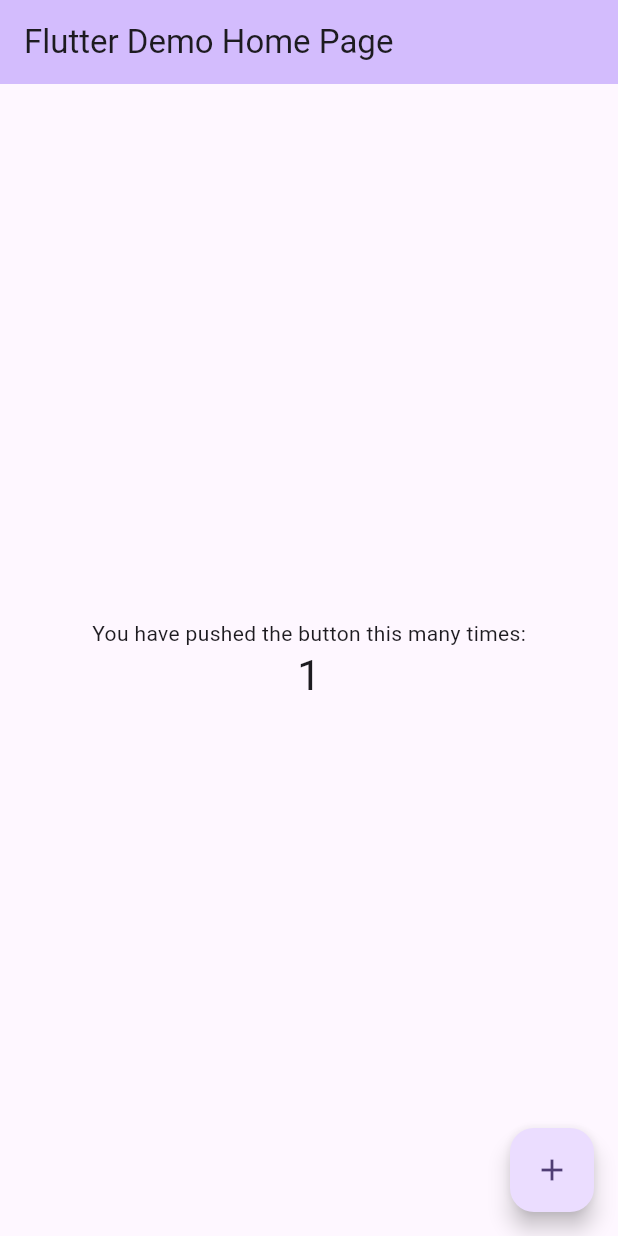
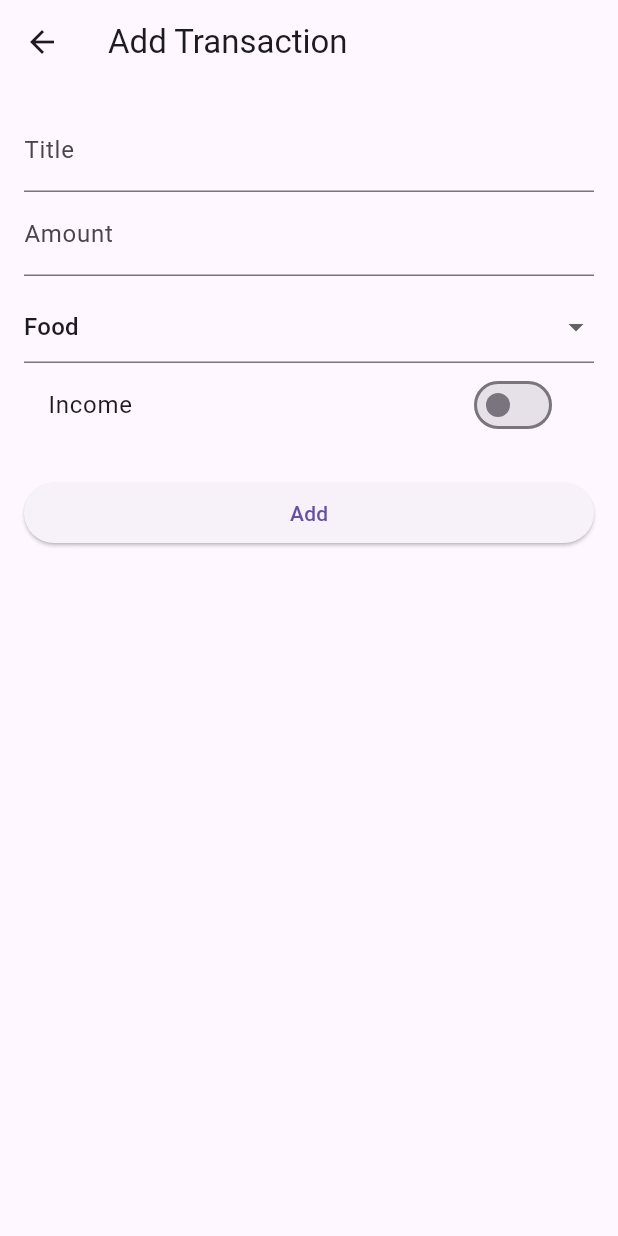
Before and after one commit to Ritesh-1310/Smart-Expense-Tracker-App, a Flutter app: the screen it shows after launch, after a tap on the "add" icon, on a phone screen of 412 x 824 dp. Run offline on Flutter 3.47's test engine with Material 3 defaults, Android fonts, the light colour scheme and no system bars; our stand-ins replace csv, flutter_riverpod, share_plus, sqflite, syncfusion_flutter_charts; accounts and stored records are empty.

Commit message:
feat: create HomeScreen, AddTransactionScreen, ExpenseChart UI, budget management, CSV export, and theme toggle in popup menu

```diff
--- a/analysis_options.yaml
+++ b/analysis_options.yaml
@@ -23,6 +23,8 @@ linter:
   rules:
     # avoid_print: false  # Uncomment to disable the `avoid_print` rule
     # prefer_single_quotes: true  # Uncomment to enable the `prefer_single_quotes` rule
+    avoid_print: true
+    prefer_const_constructors: true
 
 # Additional information about this file can be found at
 # https://dart.dev/guides/language/analysis-options
--- a/lib/main.dart
+++ b/lib/main.dart
@@ -1,122 +1,30 @@
 import 'package:flutter/material.dart';
+import 'package:flutter_riverpod/flutter_riverpod.dart';
+import 'screens/home_screen.dart';
 
 void main() {
-  runApp(const MyApp());
+  runApp(const ProviderScope(child: MyApp()));
 }
 
-class MyApp extends StatelessWidget {
+class MyApp extends StatefulWidget {
   const MyApp({super.key});
 
-  // This widget is the root of your application.
+  @override
+  State<MyApp> createState() => _MyAppState();
+}
+
+class _MyAppState extends State<MyApp> {
+  bool _darkMode = false;
+
   @override
   Widget build(BuildContext context) {
     return MaterialApp(
-      title: 'Flutter Demo',
-      theme: ThemeData(
-        // This is the theme of your application.
-        //
-        // TRY THIS: Try running your application with "flutter run". You'll see
-        // the application has a purple toolbar. Then, without quitting the app,
-        // try changing the seedColor in the colorScheme below to Colors.green
-        // and then invoke "hot reload" (save your changes or press the "hot
-        // reload" button in a Flutter-supported IDE, or press "r" if you used
-        // the command line to start the app).
-        //
-        // Notice that the counter didn't reset back to zero; the application
-        // state is not lost during the reload. To reset the state, use hot
-        // restart instead.
-        //
-        // This works for code too, not just values: Most code changes can be
-        // tested with just a hot reload.
-        colorScheme: ColorScheme.fromSeed(seedColor: Colors.deepPurple),
-      ),
-      home: const MyHomePage(title: 'Flutter Demo Home Page'),
+      debugShowCheckedModeBanner: false,
+      title: 'Smart Expense Tracker',
+      theme: _darkMode ? ThemeData.dark() : ThemeData(primarySwatch: Colors.teal),
+      home: HomeScreen(onToggleTheme: () {
+        setState(() => _darkMode = !_darkMode);
+      }),
     );
   }
 }
-
-class MyHomePage extends StatefulWidget {
-  const MyHomePage({super.key, required this.title});
-
-  // This widget is the home page of your application. It is stateful, meaning
-  // that it has a State object (defined below) that contains fields that affect
-  // how it looks.
-
-  // This class is the configuration for the state. It holds the values (in this
-  // case the title) provided by the parent (in this case the App widget) and
-  // used by the build method of the State. Fields in a Widget subclass are
-  // always marked "final".
-
-  final String title;
-
-  @override
-  State<MyHomePage> createState() => _MyHomePageState();
-}
-
-class _MyHomePageState extends State<MyHomePage> {
-  int _counter = 0;
-
-  void _incrementCounter() {
-    setState(() {
-      // This call to setState tells the Flutter framework that something has
-      // changed in this State, which causes it to rerun the build method below
-      // so that the display can reflect the updated values. If we changed
-      // _counter without calling setState(), then the build method would not be
-      // called again, and so nothing would appear to happen.
-      _counter++;
-    });
-  }
-
-  @override
-  Widget build(BuildContext context) {
-    // This method is rerun every time setState is called, for instance as done
-    // by the _incrementCounter method above.
-    //
-    // The Flutter framework has been optimized to make rerunning build methods
-    // fast, so that you can just rebuild anything that needs updating rather
-    // than having to individually change instances of widgets.
-    return Scaffold(
-      appBar: AppBar(
-        // TRY THIS: Try changing the color here to a specific color (to
-        // Colors.amber, perhaps?) and trigger a hot reload to see the AppBar
-        // change color while the other colors stay the same.
-        backgroundColor: Theme.of(context).colorScheme.inversePrimary,
-        // Here we take the value from the MyHomePage object that was created by
-        // the App.build method, and use it to set our appbar title.
-        title: Text(widget.title),
-      ),
-      body: Center(
-        // Center is a layout widget. It takes a single child and positions it
-        // in the middle of the parent.
-        child: Column(
-          // Column is also a layout widget. It takes a list of children and
-          // arranges them vertically. By default, it sizes itself to fit its
-          // children horizontally, and tries to be as tall as its parent.
-          //
-          // Column has various properties to control how it sizes itself and
-          // how it positions its children. Here we use mainAxisAlignment to
-          // center the children vertically; the main axis here is the vertical
-          // axis because Columns are vertical (the cross axis would be
-          // horizontal).
-          //
-          // TRY THIS: Invoke "debug painting" (choose the "Toggle Debug Paint"
-          // action in the IDE, or press "p" in the console), to see the
-          // wireframe for each widget.
-          mainAxisAlignment: MainAxisAlignment.center,
-          children: <Widget>[
-            const Text('You have pushed the button this many times:'),
-            Text(
-              '$_counter',
-              style: Theme.of(context).textTheme.headlineMedium,
-            ),
-          ],
-        ),
-      ),
-      floatingActionButton: FloatingActionButton(
-        onPressed: _incrementCounter,
-        tooltip: 'Increment',
-        child: const Icon(Icons.add),
-      ), // This trailing comma makes auto-formatting nicer for build methods.
-    );
-  }
-}
--- /dev/null
+++ b/lib/screens/add_transaction_screen.dart
@@ -0,0 +1,102 @@
+import 'package:flutter/material.dart';
+import 'package:flutter_riverpod/flutter_riverpod.dart';
+import '../models/transaction_model.dart';
+import '../providers/transaction_provider.dart';
+
+class AddTransactionScreen extends ConsumerStatefulWidget {
+  final TransactionModel? existingTxn;
+  const AddTransactionScreen({super.key, this.existingTxn});
+
+  @override
+  ConsumerState<AddTransactionScreen> createState() => _AddTransactionScreenState();
+}
+
+class _AddTransactionScreenState extends ConsumerState<AddTransactionScreen> {
+  final _formKey = GlobalKey<FormState>();
+  late TextEditingController _titleController;
+  late TextEditingController _amountController;
+  String category = 'Food';
+  bool isIncome = false;
+
+  final List<String> categories = ['Food', 'Travel', 'Bills', 'Shopping', 'Other'];
+
+  @override
+  void initState() {
+    super.initState();
+    _titleController = TextEditingController(text: widget.existingTxn?.title ?? '');
+    _amountController =
+        TextEditingController(text: widget.existingTxn?.amount.toString() ?? '');
+    category = widget.existingTxn?.category ?? 'Food';
+    isIncome = widget.existingTxn?.isIncome ?? false;
+  }
+
+  @override
+  Widget build(BuildContext context) {
+    return Scaffold(
+      appBar:
+          AppBar(title: Text(widget.existingTxn == null ? 'Add Transaction' : 'Edit Transaction')),
+      body: Padding(
+        padding: const EdgeInsets.all(16),
+        child: Form(
+          key: _formKey,
+          child: ListView(
+            children: [
+              TextFormField(
+                controller: _titleController,
+                decoration: const InputDecoration(labelText: 'Title'),
+                validator: (v) => v == null || v.isEmpty ? 'Enter title' : null,
+              ),
+              TextFormField(
+                controller: _amountController,
+                decoration: const InputDecoration(labelText: 'Amount'),
+                keyboardType: TextInputType.number,
+                validator: (v) {
+                  if (v == null || v.isEmpty) return 'Enter amount';
+                  if (double.tryParse(v) == null) return 'Enter valid number';
+                  return null;
+                },
+              ),
+              const SizedBox(height: 10),
+              DropdownButtonFormField<String>(
+                value: category,
+                items: categories
+                    .map((c) => DropdownMenuItem(value: c, child: Text(c)))
+                    .toList(),
+                onChanged: (v) => setState(() => category = v!),
+              ),
+              SwitchListTile(
+                title: const Text('Income'),
+                value: isIncome,
+                onChanged: (v) => setState(() => isIncome = v),
+              ),
+              const SizedBox(height: 20),
+              ElevatedButton(
+                onPressed: () async {
+                  if (_formKey.currentState!.validate()) {
+                    final txn = TransactionModel(
+                      id: widget.existingTxn?.id,
+                      title: _titleController.text.trim(),
+                      amount: double.parse(_amountController.text.trim()),
+                      category: category,
+                      isIncome: isIncome,
+                      date: DateTime.now(),
+                    );
+
+                    if (widget.existingTxn == null) {
+                      await ref.read(transactionProvider.notifier).addTransaction(txn);
+                    } else {
+                      await ref.read(transactionProvider.notifier).updateTransaction(txn);
+                    }
+
+                    if (mounted) Navigator.pop(context);
+                  }
+                },
+                child: Text(widget.existingTxn == null ? 'Add' : 'Update'),
+              ),
+            ],
+          ),
+        ),
+      ),
+    );
+  }
+}
--- /dev/null
+++ b/lib/screens/home_screen.dart
@@ -0,0 +1,258 @@
+import 'package:flutter/material.dart';
+import 'package:flutter_riverpod/flutter_riverpod.dart';
+import 'package:share_plus/share_plus.dart';
+import '../db/db_helper.dart';
+import '../providers/transaction_provider.dart';
+import '../providers/budget_provider.dart';
+import '../widgets/expense_chart.dart';
+import 'add_transaction_screen.dart';
+import 'budget_screen.dart';
+import '../models/budget_model.dart';
+
+class HomeScreen extends ConsumerWidget {
+  final VoidCallback onToggleTheme;
+  const HomeScreen({super.key, required this.onToggleTheme});
+
+  @override
+  Widget build(BuildContext context, WidgetRef ref) {
+    final txns = ref.watch(transactionProvider);
+    final txnNotifier = ref.watch(transactionProvider.notifier);
+
+    // watch budgets (user-set) from DB
+    final budgets = ref.watch(budgetProvider);
+
+    return Scaffold(
+      appBar: AppBar(
+        title: const Text('Smart Expense Tracker'),
+        actions: [
+          PopupMenuButton<String>(
+            onSelected: (value) async {
+              switch (value) {
+                case 'budget':
+                  Navigator.push(
+                    context,
+                    MaterialPageRoute(builder: (_) => const BudgetScreen()),
+                  );
+                  break;
+                case 'export':
+                  try {
+                    final path = await DBHelper.exportTransactionsToCsv();
+                    await Share.shareXFiles([
+                      XFile(path),
+                    ], text: 'Smart Expense Tracker - Transactions CSV');
+                    ScaffoldMessenger.of(context).showSnackBar(
+                      const SnackBar(
+                        content: Text('Transactions exported successfully!'),
+                      ),
+                    );
+                  } catch (e) {
+                    ScaffoldMessenger.of(context).showSnackBar(
+                      SnackBar(content: Text('Error exporting CSV: $e')),
+                    );
+                  }
+                  break;
+                case 'theme':
+                  onToggleTheme();
+                  break;
+              }
+            },
+            itemBuilder: (context) => [
+              const PopupMenuItem(
+                value: 'budget',
+                child: Row(
+                  children: [
+                    Icon(Icons.account_balance_wallet_outlined, size: 20),
+                    SizedBox(width: 10),
+                    Text('Manage Budgets'),
+                  ],
+                ),
+              ),
+              const PopupMenuItem(
+                value: 'export',
+                child: Row(
+                  children: [
+                    Icon(Icons.upload_file_rounded, size: 20),
+                    SizedBox(width: 10),
+                    Text('Export to CSV'),
+                  ],
+                ),
+              ),
+              const PopupMenuItem(
+                value: 'theme',
+                child: Row(
+                  children: [
+                    Icon(Icons.brightness_6_rounded, size: 20),
+                    SizedBox(width: 10),
+                    Text('Toggle Light/Dark Mode'),
+                  ],
+                ),
+              ),
+            ],
+          ),
+        ],
+      ),
+
+      body: Padding(
+        padding: const EdgeInsets.all(16),
+        child: Column(
+          children: [
+            Card(
+              elevation: 2,
+              child: Padding(
+                padding: const EdgeInsets.all(16),
+                child: Row(
+                  mainAxisAlignment: MainAxisAlignment.spaceAround,
+                  children: [
+                    _summaryTile(
+                      'Income',
+                      txnNotifier.totalIncome,
+                      Colors.green,
+                    ),
+                    _summaryTile(
+                      'Expense',
+                      txnNotifier.totalExpense,
+                      Colors.red,
+                    ),
+                    _summaryTile('Balance', txnNotifier.balance, Colors.teal),
+                  ],
+                ),
+              ),
+            ),
+            const SizedBox(height: 10),
+            const ExpenseChart(),
+            const SizedBox(height: 10),
+            Expanded(
+              child: txns.isEmpty
+                  ? const Center(
+                      child: Text(
+                        'No transactions yet.\nTap + to add one!',
+                        textAlign: TextAlign.center,
+                        style: TextStyle(color: Colors.grey),
+                      ),
+                    )
+                  : ListView.builder(
+                      itemCount: txns.length,
+                      itemBuilder: (context, index) {
+                        final t = txns[index];
+
+                        // compute spent for the category using transactions provider
+                        final spent =
+                            txnNotifier.expensesByCategory[t.category] ?? 0.0;
+
+                        // find user's budget for this category (if any)
+                        final BudgetModel? b = budgets.isEmpty
+                            ? null
+                            : budgets.firstWhere(
+                                (x) => x.category == t.category,
+                                orElse: () => BudgetModel(
+                                  id: null,
+                                  category: t.category,
+                                  limit: 0,
+                                ),
+                              );
+
+                        final limit = b?.limit ?? 0.0;
+                        final usage = (limit <= 0.0) ? 0.0 : (spent / limit);
+
+                        // color logic: over (>1.0) red, near (>=0.9) orange, ok green/neutral
+                        final overBudget = usage > 1.0;
+                        final nearLimit = usage >= 0.9 && usage <= 1.0;
+
+                        Color subtitleColor;
+                        if (overBudget) {
+                          subtitleColor = Colors.red;
+                        } else if (nearLimit) {
+                          subtitleColor = Colors.orange;
+                        } else {
+                          subtitleColor = Colors.grey.shade600;
+                        }
+
+                        return Dismissible(
+                          key: Key(t.id.toString()),
+                          background: Container(
+                            color: Colors.red.shade300,
+                            alignment: Alignment.centerLeft,
+                            padding: const EdgeInsets.only(left: 20),
+                            child: const Icon(
+                              Icons.delete,
+                              color: Colors.white,
+                            ),
+                          ),
+                          direction: DismissDirection.startToEnd,
+                          onDismissed: (_) {
+                            ref
+                                .read(transactionProvider.notifier)
+                                .deleteTransaction(t.id!);
+                            ScaffoldMessenger.of(context).showSnackBar(
+                              SnackBar(
+                                content: const Text('Transaction deleted'),
+                                action: SnackBarAction(
+                                  label: 'UNDO',
+                                  onPressed: () {
+                                    ref
+                                        .read(transactionProvider.notifier)
+                                        .addTransaction(t);
+                                  },
+                                ),
+                              ),
+                            );
+                          },
+                          child: Card(
+                            elevation: 1,
+                            child: ListTile(
+                              title: Text(
+                                t.title,
+                                style: const TextStyle(
+                                  fontWeight: FontWeight.w600,
+                                ),
+                              ),
+                              subtitle: Text(
+                                '${t.category} • ${t.date.toLocal().toString().split(' ')[0]}',
+                                style: TextStyle(color: subtitleColor),
+                              ),
+                              trailing: Text(
+                                '${t.isIncome ? '+' : '-'}₹${t.amount.toStringAsFixed(2)}',
+                                style: TextStyle(
+                                  color: t.isIncome ? Colors.green : Colors.red,
+                                  fontWeight: FontWeight.bold,
+                                ),
+                              ),
+                              onTap: () => Navigator.push(
+                                context,
+                                MaterialPageRoute(
+                                  builder: (_) =>
+                                      AddTransactionScreen(existingTxn: t),
+                                ),
+                              ),
+                            ),
+                          ),
+                        );
+                      },
+                    ),
+            ),
+          ],
+        ),
+      ),
+      floatingActionButton: FloatingActionButton(
+        onPressed: () => Navigator.push(
+          context,
+          MaterialPageRoute(builder: (_) => const AddTransactionScreen()),
+        ),
+        child: const Icon(Icons.add),
+      ),
+    );
+  }
+
+  Widget _summaryTile(String title, double value, Color color) {
+    return Column(
+      children: [
+        Text(title, style: const TextStyle(fontWeight: FontWeight.bold)),
+        const SizedBox(height: 4),
+        Text(
+          '₹${value.toStringAsFixed(0)}',
+          style: TextStyle(color: color, fontWeight: FontWeight.w600),
+        ),
+      ],
+    );
+  }
+}
--- /dev/null
+++ b/lib/widgets/expense_chart.dart
@@ -0,0 +1,54 @@
+import 'package:flutter/material.dart';
+import 'package:flutter_riverpod/flutter_riverpod.dart';
+import 'package:syncfusion_flutter_charts/charts.dart';
+import '../providers/transaction_provider.dart';
+
+class ExpenseChart extends ConsumerWidget {
+  const ExpenseChart({super.key});
+
+  @override
+  Widget build(BuildContext context, WidgetRef ref) {
+    final transactions = ref.watch(transactionProvider);
+
+    // Filter only expenses (not income)
+    final expenses = transactions.where((t) => !t.isIncome).toList();
+
+    if (expenses.isEmpty) {
+      return const Center(child: Text('No expenses yet'));
+    }
+
+    // Group by category
+    final Map<String, double> dataMap = {};
+    for (var t in expenses) {
+      dataMap[t.category] = (dataMap[t.category] ?? 0) + t.amount;
+    }
+
+    final data = dataMap.entries
+        .map((e) => _ChartData(e.key, e.value))
+        .toList();
+
+    return SizedBox(
+      height: 260,
+      child: SfCircularChart(
+        title: const ChartTitle(text: 'Expenses by Category'),
+        legend: const Legend(isVisible: true, position: LegendPosition.bottom),
+        series: <PieSeries<_ChartData, String>>[
+          PieSeries<_ChartData, String>(
+            dataSource: data,
+            xValueMapper: (_ChartData d, _) => d.category,
+            yValueMapper: (_ChartData d, _) => d.amount,
+            dataLabelSettings: const DataLabelSettings(isVisible: true),
+            enableTooltip: true,
+            animationDuration: 1000,
+          ),
+        ],
+      ),
+    );
+  }
+}
+
+class _ChartData {
+  final String category;
+  final double amount;
+  _ChartData(this.category, this.amount);
+}
--- a/pubspec.yaml
+++ b/pubspec.yaml
@@ -36,6 +36,9 @@ dependencies:
   path: ^1.9.1
   intl: ^0.20.2
   csv: ^6.0.0
+  share_plus: ^12.0.1
+  syncfusion_flutter_charts: ^31.1.19
+
 
   # The following adds the Cupertino Icons font to your application.
   # Use with the CupertinoIcons class for iOS style icons.
```
Also changed, not shown: lib/screens/budget_screen.dart (added, +66 -0 lines), lib/widgets/transaction_tile.dart (added, +29 -0 lines), pubspec.lock, 5 other files.
